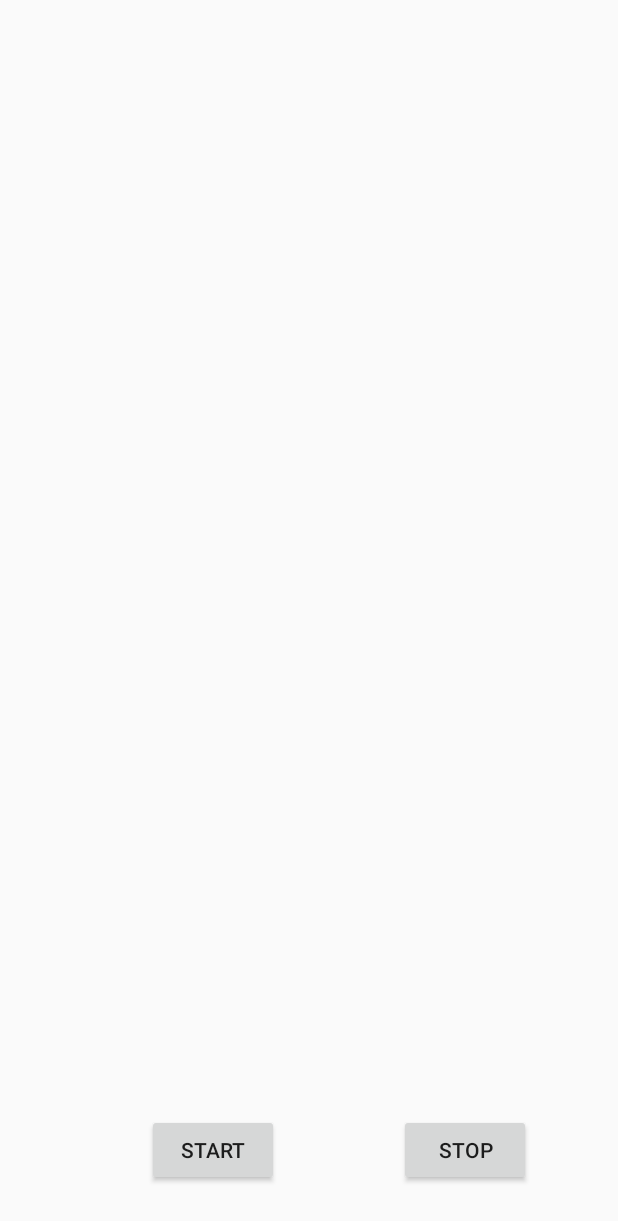
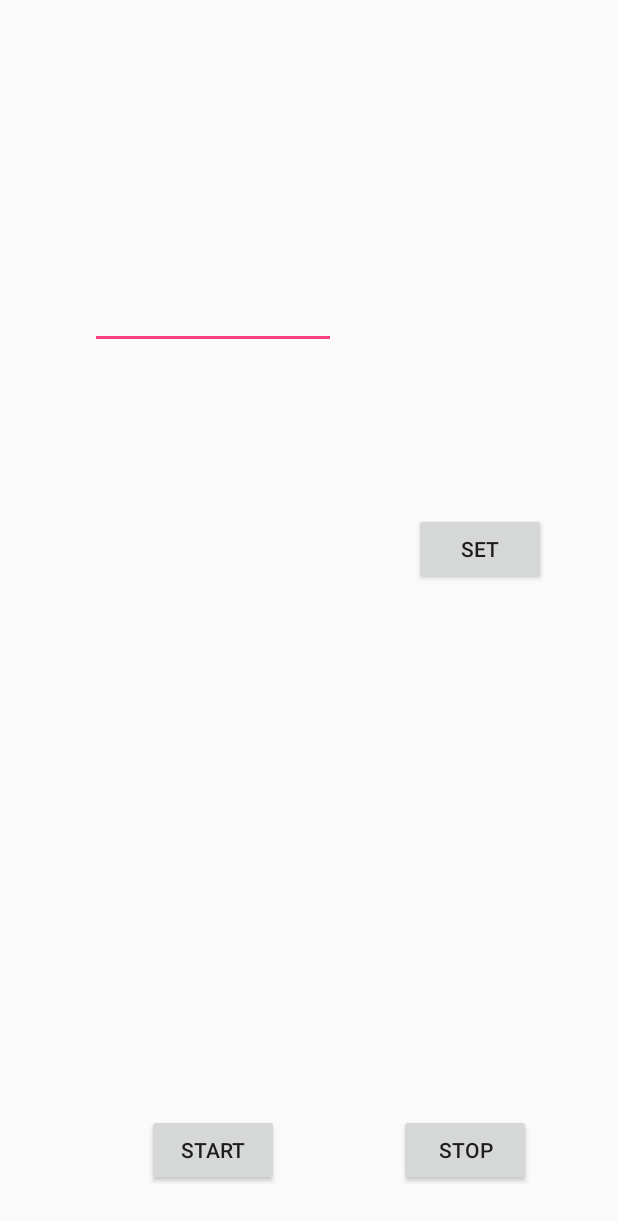
Before and after one commit to faioo/myAcc, an Android app: the screen it shows after launch (MainActivity), on a phone screen of 412 x 824 dp. Shown: the top 1221 px of the screen. Run offline under Robolectric (Android 15) with nearby library versions, the light colour scheme and no system bars.

Commit message:
增添设置时间功能
可以设置ACC的统计时间

```diff
--- a/app/src/main/java/com/example/faioo/myacc/MainActivity.java
+++ b/app/src/main/java/com/example/faioo/myacc/MainActivity.java
@@ -17,6 +17,7 @@ import android.support.v4.content.ContextCompat;
 import android.util.Log;
 import android.view.View;
 import android.widget.Button;
+import android.widget.EditText;
 import android.widget.TextView;
 import android.widget.Toast;
 
@@ -32,12 +33,16 @@ public class MainActivity extends Activity  {
     TextView x = null;
     TextView y = null;
     TextView z = null;
-    TextView fileName;
+    //TextView fileName;
     TextView contentWrite;
     Button btnStart;
     Button btnStop;
+    Button btnSetting;
     TextView contentRead;
-    final int countSize = 12800;
+    EditText editText;
+    //设置开关，运行期不可设置时间
+    boolean setTime = true;
+    int countSize = 12800;
     int count=0;
     //存放最终数据
     String mfileName = "texts.txt" ;
@@ -106,16 +111,19 @@ public class MainActivity extends Activity  {
         x = (TextView) findViewById(R.id.editTextx);
         y = (TextView) findViewById(R.id.editTexty);
         z = (TextView) findViewById(R.id.editTextz);
-        fileName = (TextView) findViewById(R.id.fileName);
+        //fileName = (TextView) findViewById(R.id.fileName);
         contentWrite = (TextView) findViewById(R.id.contentWrite);
         btnStart = (Button) findViewById(R.id.btnStart);
         btnStop = (Button) findViewById(R.id.btnStop);
         contentRead = (TextView) findViewById(R.id.contentRead);
-
+        btnSetting = (Button) findViewById(R.id.btnSetting);
+        editText = (EditText)findViewById(R.id.editText);
         btnStart.setOnClickListener(new View.OnClickListener() {
             //String[] strings= {"http://img.doooor.com/img/forum/201412/05/220220e93j9j809wcwz9hb.jpg"};
             @Override
             public void onClick(View view) {
+                //运行期不可设置时间
+                setTime = false;
                 sm = (SensorManager) getSystemService(Context.SENSOR_SERVICE);
                 int sensorType = Sensor.TYPE_ACCELEROMETER;
                 int sensorType2 = Sensor.TYPE_LINEAR_ACCELERATION;
@@ -150,6 +158,8 @@ public class MainActivity extends Activity  {
             //  String[] strings= {"http://img.doooor.com/img/forum/201412/05/220220e93j9j809wcwz9hb.jpg"};
             @Override
             public void onClick(View view) {
+                //运行期不可设置时间
+                setTime = true;
                 sm.unregisterListener(myAccelerometerListener);
                 tag_lineAcc = false;
                 tag_acc = false;
@@ -157,6 +167,20 @@ public class MainActivity extends Activity  {
                 contentWrite.setText("");
                 contentRead.setText("手动停止,已保存文件！");
                 Toast.makeText(MainActivity.this,"stop！.",Toast.LENGTH_SHORT).show();
+            }
+        });
+        btnSetting.setOnClickListener(new View.OnClickListener(){
+            @Override
+            public void onClick(View view) {
+                if (setTime){
+                String tmp = editText.getText().toString();
+                countSize = Integer.parseInt(tmp);
+                String str = "设置成功：时间为"+countSize/10+'s';
+                Toast.makeText(MainActivity.this,str,Toast.LENGTH_SHORT).show();
+                }
+                else {
+                    Toast.makeText(MainActivity.this,"运行期不可设置时间！",Toast.LENGTH_SHORT).show();
+                }
             }
         });
     }
@@ -212,6 +236,8 @@ public class MainActivity extends Activity  {
                     tag_lineAcc = false;
                     tag_acc = false;
                     tag_g = false;
+                    //运行期不可设置时间,结束后重置开关
+                    setTime = true;
                 }
                 tag_lineAcc = false;
                 tag_acc = false;
--- a/app/src/main/res/layout/activity_main.xml
+++ b/app/src/main/res/layout/activity_main.xml
@@ -28,7 +28,7 @@
         android:text="Stop"
         app:layout_constraintBottom_toBottomOf="parent"
         android:layout_marginBottom="33dp"
-        android:layout_marginRight="58dp"
+        android:layout_marginRight="99dp"
         app:layout_constraintRight_toRightOf="parent"
         android:layout_marginEnd="58dp" />
 
@@ -78,19 +78,6 @@
         tools:layout_editor_absoluteY="366dp" />
 
     <TextView
-        android:id="@+id/fileName"
-        android:layout_width="287dp"
-        android:layout_height="48dp"
-        android:layout_marginRight="8dp"
-        app:layout_constraintRight_toRightOf="parent"
-        android:layout_marginLeft="8dp"
-        app:layout_constraintLeft_toLeftOf="parent"
-        android:layout_marginBottom="12dp"
-        app:layout_constraintBottom_toTopOf="@+id/editTextx"
-        app:layout_constraintHorizontal_bias="0.506"
-        tools:layout_editor_absoluteY="192dp" />
-
-    <TextView
         android:id="@+id/contentWrite"
         android:layout_width="144dp"
         android:layout_height="135dp"
@@ -99,20 +86,49 @@
         android:layout_marginLeft="8dp"
         app:layout_constraintLeft_toLeftOf="parent"
         app:layout_constraintTop_toTopOf="parent"
-        android:layout_marginTop="29dp"
-        app:layout_constraintHorizontal_bias="0.74"
-        android:layout_marginBottom="8dp"
-        app:layout_constraintBottom_toTopOf="@+id/fileName" />
+        android:layout_marginTop="27dp"
+        app:layout_constraintHorizontal_bias="1.0" />
 
     <TextView
         android:id="@+id/contentRead"
         android:layout_width="140dp"
         android:layout_height="137dp"
-        android:layout_marginRight="28dp"
+        android:layout_marginRight="26dp"
         app:layout_constraintRight_toRightOf="parent"
         app:layout_constraintTop_toTopOf="parent"
-        android:layout_marginTop="27dp"
+        android:layout_marginTop="27dp" />
+
+    <Button
+        android:id="@+id/btnSetting"
+        android:layout_width="wrap_content"
+        android:layout_height="wrap_content"
         android:layout_marginBottom="8dp"
-        app:layout_constraintBottom_toTopOf="@+id/fileName" />
+        android:layout_marginLeft="8dp"
+        android:layout_marginRight="8dp"
+        android:layout_marginTop="8dp"
+        android:text="set"
+        app:layout_constraintBottom_toTopOf="@+id/editTextx"
+        app:layout_constraintHorizontal_bias="0.871"
+        app:layout_constraintLeft_toLeftOf="parent"
+        app:layout_constraintRight_toRightOf="parent"
+        app:layout_constraintTop_toTopOf="parent"
+        app:layout_constraintVertical_bias="0.941" />
+
+    <EditText
+        android:id="@+id/editText"
+        android:layout_width="164dp"
+        android:layout_height="47dp"
+        android:ems="10"
+        android:inputType="number"
+        android:layout_marginRight="8dp"
+        android:layout_marginLeft="8dp"
+        app:layout_constraintLeft_toLeftOf="parent"
+        app:layout_constraintHorizontal_bias="0.225"
+        app:layout_constraintTop_toTopOf="parent"
+        android:layout_marginTop="185dp"
+        android:layout_marginBottom="8dp"
+        app:layout_constraintVertical_bias="0.0"
+        app:layout_constraintRight_toRightOf="parent"
+        app:layout_constraintBottom_toTopOf="@+id/editTextx" />
 
 </android.support.constraint.ConstraintLayout>
--- a/app/src/main/res/values/strings.xml
+++ b/app/src/main/res/values/strings.xml
@@ -1,3 +1,3 @@
 <resources>
-    <string name="app_name">myAcc_Bate</string>
+    <string name="app_name">myAcc_bate</string>
 </resources>
```
Also changed, not shown: app/src/main/java/com/example/faioo/myacc/MyDialog.java (added, +11 -0 lines), app/src/main/res/layout/setting.xml (added, +67 -0 lines).
